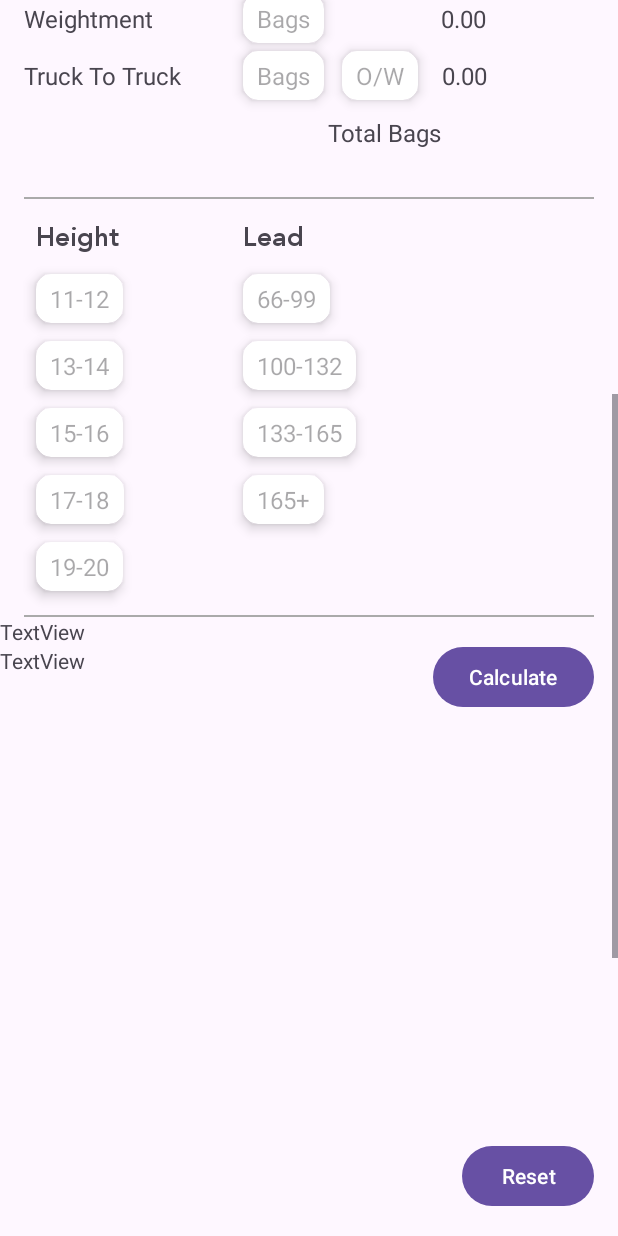
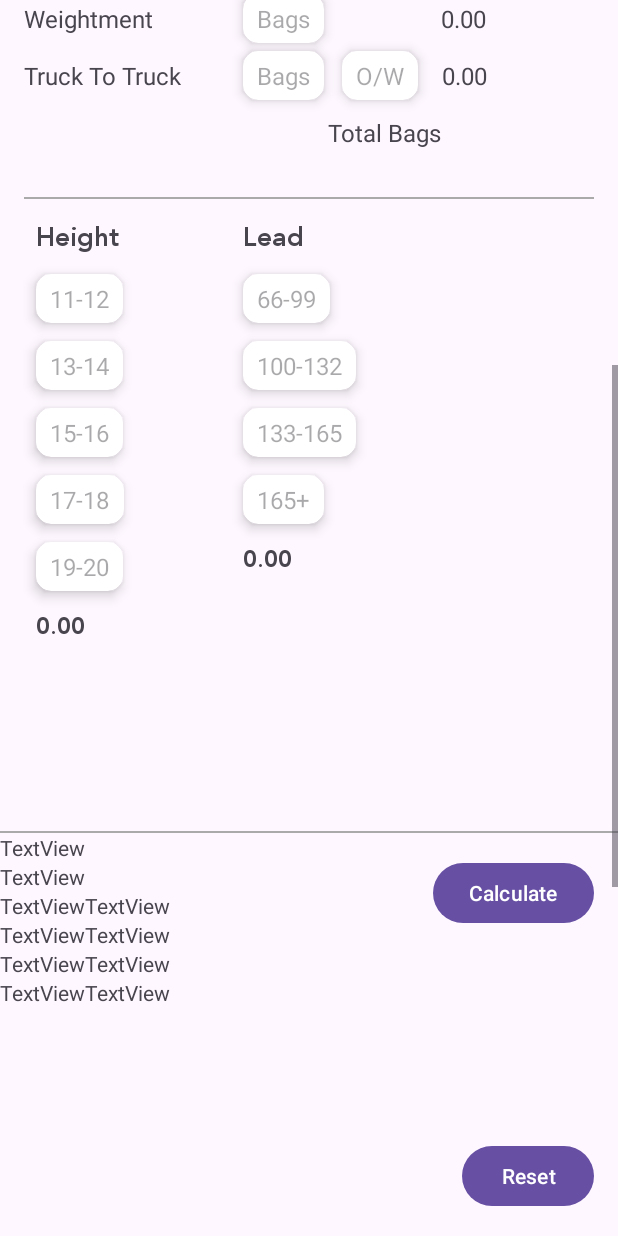
Before and after one commit to 1719pankaj/OC, an Android app: the CalcFragment screen opened through its navigation route, scrolled down 576 dp, on a phone screen of 412 x 824 dp. Run offline under Robolectric (Android 15) with nearby library versions, the phone set to English and light mode, and no system bars; 1 statement that could not run was skipped.

Commit message:
lead, height, slabs done Slabs edge cases pending CnN reset is out of date

```diff
--- a/app/src/main/java/com/example/oc/fragment/CalcFragment.kt
+++ b/app/src/main/java/com/example/oc/fragment/CalcFragment.kt
@@ -15,7 +15,9 @@ import androidx.cardview.widget.CardView
 import androidx.constraintlayout.widget.ConstraintLayout
 import androidx.core.widget.addTextChangedListener
 import com.example.oc.calculators.EquivalentBags
-import com.example.oc.calculators.NormsAndIncentive
+import com.example.oc.calculators.HeightCalc
+import com.example.oc.calculators.LeadCalc
+import com.example.oc.calculators.SlabCalc
 import com.example.oc.data.CnN
 import com.example.oc.data.RnN
 import com.example.oc.databinding.FragmentCalcBinding
@@ -192,8 +194,53 @@ class CalcFragment : Fragment(),  DatePickerDialog.OnDateSetListener {
             EquivalentBags.updateHeadCount(binding)
         }
 
+        binding.h1112ET.addTextChangedListener {
+            CnN.H11_12 = binding.h1112ET.text.toString().toDoubleOrNull()?: 0.0
+            HeightCalc.heightTotal(binding)
+        }
+
+        binding.h1314ET.addTextChangedListener {
+            CnN.H13_14 = binding.h1314ET.text.toString().toDoubleOrNull()?: 0.0
+            HeightCalc.heightTotal(binding)
+        }
+
+        binding.h1516ET.addTextChangedListener {
+            CnN.H15_16 = binding.h1516ET.text.toString().toDoubleOrNull()?: 0.0
+            HeightCalc.heightTotal(binding)
+        }
+
+        binding.h1718ET.addTextChangedListener {
+            CnN.H17_18 = binding.h1718ET.text.toString().toDoubleOrNull()?: 0.0
+            HeightCalc.heightTotal(binding)
+        }
+
+        binding.h1920ET.addTextChangedListener {
+            CnN.H19_20 = binding.h1920ET.text.toString().toDoubleOrNull()?: 0.0
+            HeightCalc.heightTotal(binding)
+        }
+
+        binding.l6699ET.addTextChangedListener {
+            CnN.L66_99 = binding.l6699ET.text.toString().toDoubleOrNull()?: 0.0
+            LeadCalc.leadTotal(binding)
+        }
+
+        binding.l100132ET.addTextChangedListener {
+            CnN.L100_132 = binding.l100132ET.text.toString().toDoubleOrNull()?: 0.0
+            LeadCalc.leadTotal(binding)
+        }
+
+        binding.l133165ET.addTextChangedListener {
+            CnN.L133_165 = binding.l133165ET.text.toString().toDoubleOrNull()?: 0.0
+            LeadCalc.leadTotal(binding)
+        }
+
+        binding.l165PlusET.addTextChangedListener {
+            CnN.L165Av = binding.l165PlusET.text.toString().toDoubleOrNull()?: 0.0
+            LeadCalc.leadTotal(binding)
+        }
+
         binding.calculateBT.setOnClickListener {
-            inputIntegrityCheck(binding)
+            splitSlabs(binding)
         }
 
 
@@ -201,15 +248,26 @@ class CalcFragment : Fragment(),  DatePickerDialog.OnDateSetListener {
         return view
     }
 
-    private fun inputIntegrityCheck(binding: FragmentCalcBinding) {
+    private fun splitSlabs(binding: FragmentCalcBinding) {
 
         if (CnN.HeadCount <= 0){
             Toast.makeText(context, "Update Head Count", Toast.LENGTH_SHORT).show()
             return
         }
-        NormsAndIncentive.splitDailyBagsOTBags(binding)
+        SlabCalc.splitDailyBagsOTBags(binding)
         binding.dailyTV.text = CnN.DailyBags.toString()
         binding.overTV.text = CnN.OtHourBags.toString()
+
+        binding.d1.text = CnN.FirstSlabBags.toString()
+        binding.d2.text = CnN.SecondSlabBags.toString()
+        binding.d3.text = CnN.ThirdSlabBags.toString()
+        binding.d4.text = CnN.FourthSlabBags.toString()
+
+        binding.o1.text = CnN.OtFirstSlabBags.toString()
+        binding.o2.text = CnN.OtSecondSlabBags.toString()
+        binding.o3.text = CnN.OtThirdSlabBags.toString()
+        binding.o4.text = CnN.OtFourthSlabBags.toString()
+
 
 
     }
@@ -228,11 +286,7 @@ class CalcFragment : Fragment(),  DatePickerDialog.OnDateSetListener {
         val calendar = Calendar.getInstance()
         calendar.time = sdf.parse(currentDate)
 
-        if ( calendar.get(Calendar.DAY_OF_WEEK) == Calendar.SUNDAY) {
-            binding.weekdaySwitch.setChecked(true)
-        } else {
-            binding.weekdaySwitch.setChecked(false)
-        }
+        binding.weekdaySwitch.isChecked = calendar.get(Calendar.DAY_OF_WEEK) == Calendar.SUNDAY
         updateOvertime()
 
     }
@@ -310,7 +364,6 @@ class CalcFragment : Fragment(),  DatePickerDialog.OnDateSetListener {
                 CnN.OtHours = timeDiff
                 binding.overTimeHoursTV.text = formatHoursMinutes(CnN.OtHours)
             }
-
         }
     }
 
--- a/app/src/main/res/layout/fragment_calc.xml
+++ b/app/src/main/res/layout/fragment_calc.xml
@@ -1305,6 +1305,19 @@
 
 
             <TextView
+                android:id="@+id/height_totalTV"
+                android:layout_width="wrap_content"
+                android:layout_height="wrap_content"
+                android:layout_marginStart="24dp"
+                android:layout_marginTop="8dp"
+                android:text="0.00"
+                android:fontFamily="@font/janna_lt_bold"
+                android:textSize="16sp"
+                app:layout_constraintStart_toStartOf="parent"
+                app:layout_constraintTop_toBottomOf="@id/h19_20_card_view" />
+
+
+            <TextView
                 android:id="@+id/lead_rate_titleTV"
                 android:layout_width="wrap_content"
                 android:layout_height="wrap_content"
@@ -1432,11 +1445,23 @@
             </androidx.cardview.widget.CardView>
 
 
+            <TextView
+                android:id="@+id/lead_totalTV"
+                android:layout_width="wrap_content"
+                android:layout_height="wrap_content"
+                android:layout_marginTop="8dp"
+                android:fontFamily="@font/janna_lt_bold"
+                android:text="0.00"
+                android:textSize="16sp"
+                app:layout_constraintStart_toStartOf="@+id/guideline2"
+                app:layout_constraintTop_toBottomOf="@id/l165_plus_card_view" />
+
+
             <View
                 android:id="@+id/divider_the_second"
                 android:layout_width="0dp"
                 android:layout_height="1dp"
-                android:layout_margin="16dp"
+                android:layout_marginTop="160dp"
                 android:background="@android:color/darker_gray"
                 app:layout_constraintEnd_toEndOf="parent"
                 app:layout_constraintStart_toStartOf="parent"
@@ -1489,6 +1514,70 @@
                 android:text="TextView"
                 app:layout_constraintStart_toStartOf="parent"
                 app:layout_constraintTop_toBottomOf="@+id/dailyTV" />
+
+            <TextView
+                android:id="@+id/d1"
+                android:layout_width="wrap_content"
+                android:layout_height="wrap_content"
+                android:text="TextView"
+                app:layout_constraintStart_toStartOf="parent"
+                app:layout_constraintTop_toBottomOf="@+id/overTV" />
+
+            <TextView
+                android:id="@+id/d2"
+                android:layout_width="wrap_content"
+                android:layout_height="wrap_content"
+                android:text="TextView"
+                app:layout_constraintStart_toStartOf="parent"
+                app:layout_constraintTop_toBottomOf="@+id/d1" />
+
+            <TextView
+                android:id="@+id/d3"
+                android:layout_width="wrap_content"
+                android:layout_height="wrap_content"
+                android:text="TextView"
+                app:layout_constraintStart_toStartOf="parent"
+                app:layout_constraintTop_toBottomOf="@+id/d2" />
+
+            <TextView
+                android:id="@+id/d4"
+                android:layout_width="wrap_content"
+                android:layout_height="wrap_content"
+                android:text="TextView"
+                app:layout_constraintStart_toStartOf="parent"
+                app:layout_constraintTop_toBottomOf="@+id/d3" />
+
+            <TextView
+                android:id="@+id/o1"
+                android:layout_width="wrap_content"
+                android:layout_height="wrap_content"
+                android:text="TextView"
+                app:layout_constraintBaseline_toBaselineOf="@+id/d1"
+                app:layout_constraintStart_toEndOf="@+id/d1" />
+
+            <TextView
+                android:id="@+id/o2"
+                android:layout_width="wrap_content"
+                android:layout_height="wrap_content"
+                android:text="TextView"
+                app:layout_constraintBaseline_toBaselineOf="@+id/d2"
+                app:layout_constraintStart_toEndOf="@+id/d2" />
+
+            <TextView
+                android:id="@+id/o3"
+                android:layout_width="wrap_content"
+                android:layout_height="wrap_content"
+                android:text="TextView"
+                app:layout_constraintBaseline_toBaselineOf="@+id/d3"
+                app:layout_constraintStart_toEndOf="@+id/d3" />
+
+            <TextView
+                android:id="@+id/o4"
+                android:layout_width="wrap_content"
+                android:layout_height="wrap_content"
+                android:text="TextView"
+                app:layout_constraintBaseline_toBaselineOf="@+id/d4"
+                app:layout_constraintStart_toEndOf="@+id/d4" />
 
         </androidx.constraintlayout.widget.ConstraintLayout>
 
```
Also changed, not shown: app/src/main/java/com/example/oc/calculators/HeightCalc.kt (added, +24 -0 lines), app/src/main/java/com/example/oc/calculators/LeadCalc.kt (added, +25 -0 lines), app/src/main/java/com/example/oc/calculators/NormsAndIncentive.kt (deleted, +0 -57 lines), app/src/main/java/com/example/oc/calculators/SlabCalc.kt (added, +61 -0 lines), app/src/main/java/com/example/oc/data/CnN.kt (+64 -0 lines).
